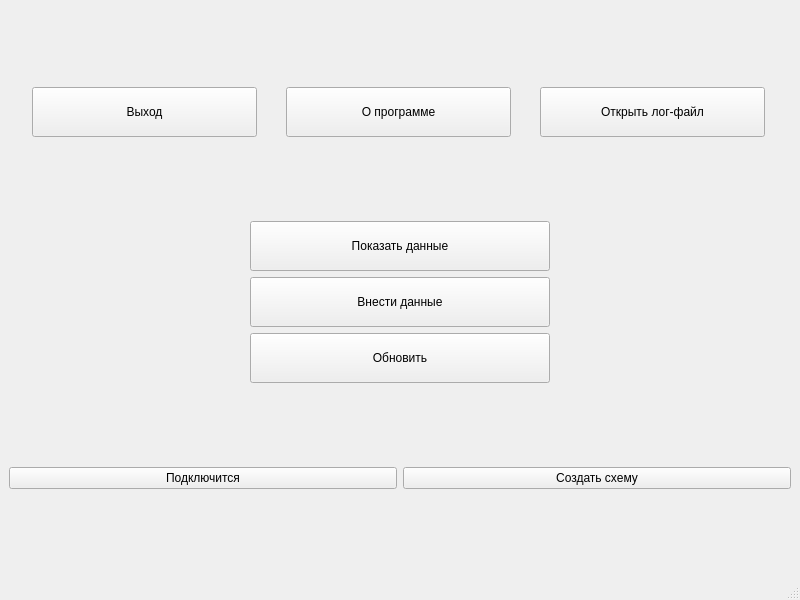
Above: app/ui/main_window.ui from hsugvusrihgvir/hotel_app before the change. Below: the same form after it.
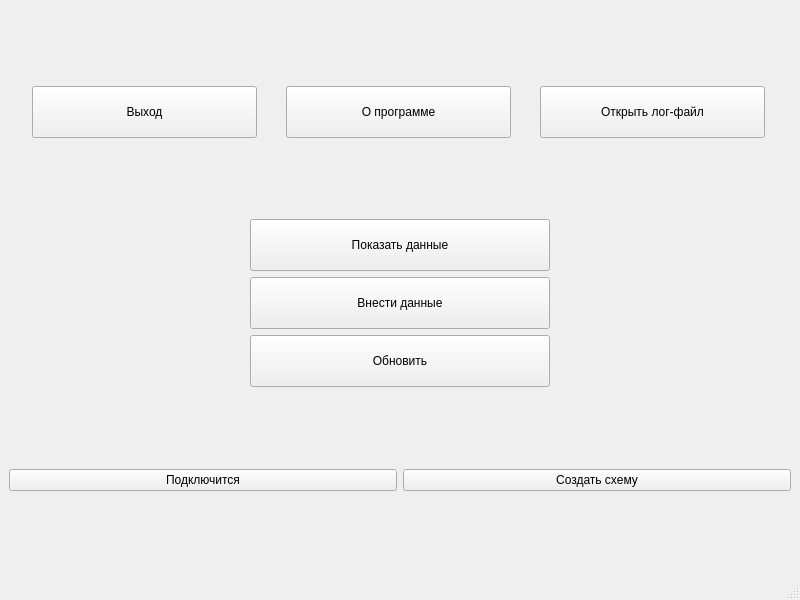
That is the form after the change.

Commit message: пустые ui

The edit to the form file:
```diff
--- a/app/ui/main_window.ui
+++ b/app/ui/main_window.ui
@@ -16,6 +16,87 @@
   <property name="layoutDirection">
    <enum>Qt::LayoutDirection::LeftToRight</enum>
   </property>
+  <property name="styleSheet">
+   <string notr="true">/* 
+   Palette:
+   - bg-dark      #171a1d
+   - panel        #20252a
+   - panel-2      #242a30
+   - text         #e8e6e3
+   - text-dim     #b8b4ae
+   - gold         #caa55b
+   - gold-dark    #9b7d3f
+   - emerald      #2e7d6b
+   - red          #c45b5b
+   - focus        #6fbfa7
+ */
+
+QMainWindow, QWidget#centralwidget {
+    background: #171a1d;
+    color: #e8e6e3;
+    font-family: &quot;Segoe UI&quot;, &quot;Inter&quot;, &quot;Roboto&quot;, Arial;
+    font-size: 14px;
+}
+
+/* Кнопки по умолчанию */
+QPushButton {
+    background: #242a30;
+    color: #e8e6e3;
+    border: 1px solid #323a42;
+    border-radius: 12px;
+    padding: 8px 16px;
+    min-height: 34px;
+}
+QPushButton:hover {
+    background: #2b3238;
+    border-color: #3a444e;
+}
+QPushButton:pressed {
+    background: #23292f;
+    border-color: #46525e;
+}
+QPushButton:disabled {
+    color: #7b7e82;
+    background: #1f2327;
+    border-color: #2a3036;
+}
+
+QPushButton#btnConnect,
+QPushButton#btnEnterData {
+    background: #2e7d6b;
+    border: 1px solid #2c6f60;
+}
+QPushButton#btnConnect:hover,
+QPushButton#btnEnterData:hover {
+    background: #338a76;
+    border-color: #2f7b6a;
+}
+QPushButton#btnConnect:pressed,
+QPushButton#btnEnterData:pressed {
+    background: #28715f;
+}
+
+QPushButton#btnCreateSchema,
+QPushButton#btnShowData {
+    background: #caa55b;
+    color: #171a1d;
+    border: 1px solid #9b7d3f;
+}
+QPushButton#btnCreateSchema:hover,
+QPushButton#btnShowData:hover {
+    background: #d6b473;
+}
+QPushButton#btnCreateSchema:pressed,
+QPushButton#btnShowData:pressed {
+    background: #b89149;
+}
+
+QPushButton#btnOpenLog, QPushButton#btnAbout, QPushButton#btnExit {
+    background: #242a30;
+}
+QPushButton#btnExit:hover { border-color: #c45b5b; color: #ffdddd; }
+</string>
+  </property>
   <widget class="QWidget" name="centralwidget">
    <layout class="QVBoxLayout" name="verticalLayout_2">
     <item>
@@ -25,7 +106,7 @@
         <property name="minimumSize">
          <size>
           <width>225</width>
-          <height>0</height>
+          <height>52</height>
          </size>
         </property>
         <property name="maximumSize">
@@ -44,7 +125,7 @@
         <property name="minimumSize">
          <size>
           <width>225</width>
-          <height>0</height>
+          <height>52</height>
          </size>
         </property>
         <property name="maximumSize">
@@ -63,7 +144,7 @@
         <property name="minimumSize">
          <size>
           <width>225</width>
-          <height>0</height>
+          <height>52</height>
          </size>
         </property>
         <property name="maximumSize">
@@ -101,7 +182,7 @@
           <property name="minimumSize">
            <size>
             <width>300</width>
-            <height>50</height>
+            <height>52</height>
            </size>
           </property>
           <property name="text">
@@ -114,7 +195,7 @@
           <property name="minimumSize">
            <size>
             <width>0</width>
-            <height>50</height>
+            <height>52</height>
            </size>
           </property>
           <property name="text">
@@ -127,7 +208,7 @@
           <property name="minimumSize">
            <size>
             <width>0</width>
-            <height>50</height>
+            <height>52</height>
            </size>
           </property>
           <property name="text">
```
The commit also changes 2 other files.
